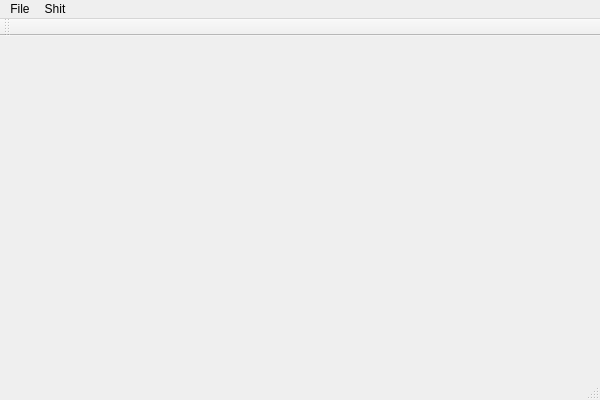
Above: DX11Study/Editor/editor.ui from ericsongcz/DX11_DAA before the change. Below: the same form after it.
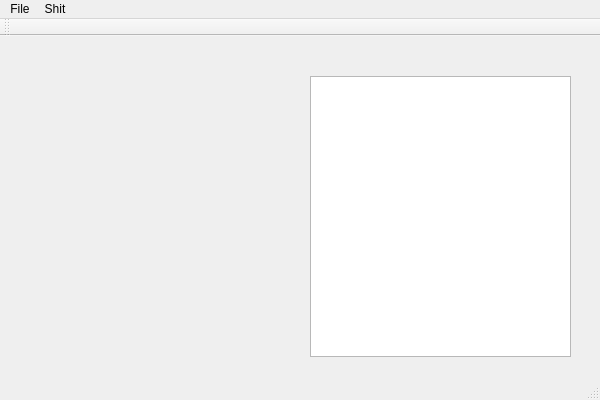
That is the form after the change.

Patch:
```diff
--- a/DX11Study/Editor/editor.ui
+++ b/DX11Study/Editor/editor.ui
@@ -13,7 +13,18 @@
   <property name="windowTitle">
    <string>Editor</string>
   </property>
-  <widget class="QWidget" name="centralWidget"/>
+  <widget class="QWidget" name="centralWidget">
+   <widget class="QTreeView" name="treeView">
+    <property name="geometry">
+     <rect>
+      <x>310</x>
+      <y>40</y>
+      <width>261</width>
+      <height>281</height>
+     </rect>
+    </property>
+   </widget>
+  </widget>
   <widget class="QMenuBar" name="menuBar">
    <property name="geometry">
     <rect>
```
